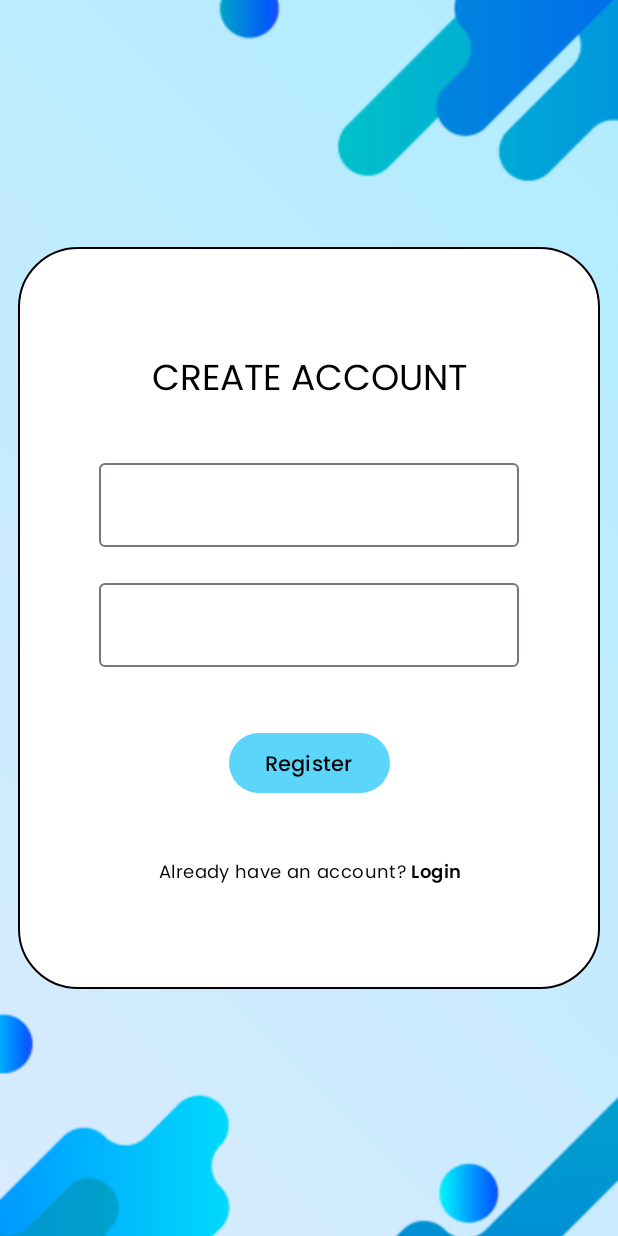
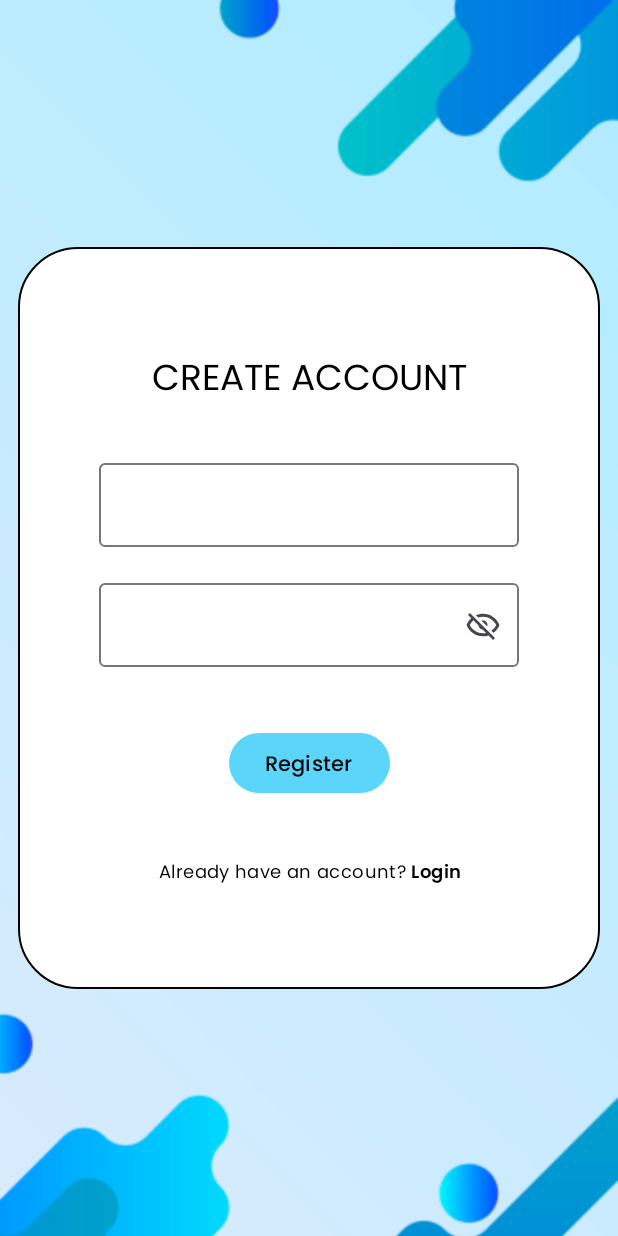
Before and after one commit to haikalirf/Monify, an Android app built with Jetpack Compose: the RegisterScreen screen opened through its navigation route, on a phone screen of 412 x 824 dp. Run offline under Robolectric (Android 15) with nearby library versions, the phone set to English and light mode, and no system bars; our stand-ins replace Dagger/Hilt's generated code, Firebase (no records; nobody signed in at launch, a user with empty details on screens opened directly).

Commit message:
ui done again again again again

```diff
--- a/app/src/main/java/com/bleh/monify/core/db_models/Budget.kt
+++ b/app/src/main/java/com/bleh/monify/core/db_models/Budget.kt
@@ -2,9 +2,13 @@ package com.bleh.monify.core.db_models
 
 import androidx.room.Entity
 import androidx.room.PrimaryKey
+import com.bleh.monify.feature_more.budget.BudgetType
+import java.math.BigDecimal
 
 @Entity
 data class Budget (
     @PrimaryKey(autoGenerate = false)
     val id: Int,
+    val type: BudgetType,
+    val balance: Double
 )
--- a/app/src/main/java/com/bleh/monify/core/db_models/Category.kt
+++ b/app/src/main/java/com/bleh/monify/core/db_models/Category.kt
@@ -2,9 +2,14 @@ package com.bleh.monify.core.db_models
 
 import androidx.room.Entity
 import androidx.room.PrimaryKey
+import com.bleh.monify.feature_more.category.CategoryType
 
 @Entity
 data class Category (
     @PrimaryKey(autoGenerate = false)
     val id: Int,
+    val type: CategoryType,
+    val name: String,
+    val icon: Int,
+    val isDeleted: Boolean,
 )
--- a/app/src/main/java/com/bleh/monify/feature_auth/AuthViewModel.kt
+++ b/app/src/main/java/com/bleh/monify/feature_auth/AuthViewModel.kt
@@ -21,6 +21,10 @@ class AuthViewModel @Inject constructor(
 ): ViewModel() {
     private val _state = MutableStateFlow(AuthState())
     val state = _state.asStateFlow()
+
+    init {
+        checkLogin()
+    }
 
     fun updateEmailState (email: String) {
         _state.update {
@@ -68,7 +72,7 @@ class AuthViewModel @Inject constructor(
         }
     }
 
-    fun checkLogin () {
+    private fun checkLogin () {
         val userData = authUiClient.getLoggedInUser()
         _state.update {
             it.copy(
--- a/app/src/main/java/com/bleh/monify/feature_auth/login/LoginScreen.kt
+++ b/app/src/main/java/com/bleh/monify/feature_auth/login/LoginScreen.kt
@@ -1,8 +1,10 @@
 package com.bleh.monify.feature_auth.login
 
+import android.util.Log
 import android.widget.Toast
 import androidx.compose.foundation.BorderStroke
 import androidx.compose.foundation.background
+import androidx.compose.foundation.clickable
 import androidx.compose.foundation.layout.Arrangement
 import androidx.compose.foundation.layout.Box
 import androidx.compose.foundation.layout.Column
@@ -16,6 +18,8 @@ import androidx.compose.foundation.shape.RoundedCornerShape
 import androidx.compose.foundation.text.ClickableText
 import androidx.compose.material3.Card
 import androidx.compose.material3.ExperimentalMaterial3Api
+import androidx.compose.material3.Icon
+import androidx.compose.material3.IconButton
 import androidx.compose.material3.MaterialTheme
 import androidx.compose.material3.OutlinedTextField
 import androidx.compose.material3.Scaffold
@@ -24,7 +28,10 @@ import androidx.compose.runtime.Composable
 import androidx.compose.runtime.LaunchedEffect
 import androidx.compose.runtime.collectAsState
 import androidx.compose.runtime.getValue
+import androidx.compose.runtime.mutableStateOf
 import androidx.compose.runtime.rememberCoroutineScope
+import androidx.compose.runtime.saveable.rememberSaveable
+import androidx.compose.runtime.setValue
 import androidx.compose.ui.Alignment
 import androidx.compose.ui.Modifier
 import androidx.compose.ui.draw.paint
@@ -37,6 +44,8 @@ import androidx.compose.ui.text.AnnotatedString
 import androidx.compose.ui.text.SpanStyle
 import androidx.compose.ui.text.buildAnnotatedString
 import androidx.compose.ui.text.font.FontWeight
+import androidx.compose.ui.text.input.PasswordVisualTransformation
+import androidx.compose.ui.text.input.VisualTransformation
 import androidx.compose.ui.text.style.TextAlign
 import androidx.compose.ui.unit.dp
 import androidx.navigation.NavController
@@ -66,14 +75,13 @@ fun LoginScreen(
         append(stringResource(R.string.login_sign_up))
         pop()
     }
-    LaunchedEffect(key1 = Unit) {
-        viewModel.checkLogin()
-//        if (state.isUserLoggedIn) {
-            navController.navigate("book_main") {
+    LaunchedEffect(Unit) {
+        if (state.isUserLoggedIn) {
+            navController.navigate("book") {
                 popUpTo("auth") {
                     inclusive = true
                 }
-//            }
+            }
         }
     }
     Scaffold(
@@ -165,13 +173,31 @@ fun LoginCard(
             OutlinedTextField(
                 value = emailState,
                 onValueChange = onEmailChange,
+                maxLines = 1,
                 modifier = Modifier
                     .padding(horizontal = 30.dp)
                     .padding(top = 40.dp)
             )
+            var passwordVisible by rememberSaveable { mutableStateOf(false) }
             OutlinedTextField(
                 value = passwordState,
                 onValueChange = onPasswordChange,
+                maxLines = 1,
+                visualTransformation = if (passwordVisible) VisualTransformation.None else PasswordVisualTransformation(),
+                trailingIcon = {
+                    IconButton(
+                        onClick = {
+                            passwordVisible = !passwordVisible
+                        }
+                    ) {
+                        Icon(
+                            painter = painterResource(
+                                id = if (passwordVisible) R.drawable.ic_eye else R.drawable.ic_eye_crossed
+                            ),
+                            contentDescription = "Password Visibility Toggle"
+                        )
+                    }
+                },
                 modifier = Modifier
                     .padding(horizontal = 30.dp)
                     .padding(top = 24.dp)
--- a/app/src/main/java/com/bleh/monify/feature_auth/register/RegisterScreen.kt
+++ b/app/src/main/java/com/bleh/monify/feature_auth/register/RegisterScreen.kt
@@ -16,6 +16,8 @@ import androidx.compose.foundation.shape.RoundedCornerShape
 import androidx.compose.foundation.text.ClickableText
 import androidx.compose.material3.Card
 import androidx.compose.material3.ExperimentalMaterial3Api
+import androidx.compose.material3.Icon
+import androidx.compose.material3.IconButton
 import androidx.compose.material3.MaterialTheme
 import androidx.compose.material3.OutlinedTextField
 import androidx.compose.material3.Scaffold
@@ -23,7 +25,10 @@ import androidx.compose.material3.Text
 import androidx.compose.runtime.Composable
 import androidx.compose.runtime.collectAsState
 import androidx.compose.runtime.getValue
+import androidx.compose.runtime.mutableStateOf
 import androidx.compose.runtime.rememberCoroutineScope
+import androidx.compose.runtime.saveable.rememberSaveable
+import androidx.compose.runtime.setValue
 import androidx.compose.ui.Alignment
 import androidx.compose.ui.Modifier
 import androidx.compose.ui.draw.paint
@@ -36,6 +41,8 @@ import androidx.compose.ui.text.AnnotatedString
 import androidx.compose.ui.text.SpanStyle
 import androidx.compose.ui.text.buildAnnotatedString
 import androidx.compose.ui.text.font.FontWeight
+import androidx.compose.ui.text.input.PasswordVisualTransformation
+import androidx.compose.ui.text.input.VisualTransformation
 import androidx.compose.ui.text.style.TextAlign
 import androidx.compose.ui.unit.dp
 import androidx.navigation.NavController
@@ -155,13 +162,31 @@ fun RegisterCard(
             OutlinedTextField(
                 value = emailState,
                 onValueChange = onEmailChange,
+                maxLines = 1,
                 modifier = Modifier
                     .padding(horizontal = 30.dp)
                     .padding(top = 40.dp)
             )
+            var passwordVisible by rememberSaveable { mutableStateOf(false) }
             OutlinedTextField(
                 value = passwordState,
                 onValueChange = onPasswordChange,
+                maxLines = 1,
+                visualTransformation = if (passwordVisible) VisualTransformation.None else PasswordVisualTransformation(),
+                trailingIcon = {
+                    IconButton(
+                        onClick = {
+                            passwordVisible = !passwordVisible
+                        }
+                    ) {
+                        Icon(
+                            painter = painterResource(
+                                id = if (passwordVisible) R.drawable.ic_eye else R.drawable.ic_eye_crossed
+                            ),
+                            contentDescription = "Password Visibility Toggle"
+                        )
+                    }
+                },
                 modifier = Modifier
                     .padding(horizontal = 30.dp)
                     .padding(top = 24.dp)
--- a/app/src/main/java/com/bleh/monify/feature_wallet/add/AddWalletScreen.kt
+++ b/app/src/main/java/com/bleh/monify/feature_wallet/add/AddWalletScreen.kt
@@ -41,6 +41,7 @@ import androidx.compose.ui.platform.LocalContext
 import androidx.compose.ui.res.painterResource
 import androidx.compose.ui.text.PlatformTextStyle
 import androidx.compose.ui.text.style.TextAlign
+import androidx.compose.ui.tooling.preview.Preview
 import androidx.compose.ui.unit.dp
 import androidx.navigation.NavController
 import com.bleh.monify.R
@@ -65,7 +66,6 @@ fun AddWalletScreen(
         Column(
             modifier = Modifier
         ) {
-            Column {
             AddWalletComposable(
                 modifier = Modifier
                     .padding(top = 60.dp)
@@ -76,7 +76,6 @@ fun AddWalletScreen(
                 modifier = Modifier
                     .padding(top = 10.dp)
             )
-            }
         }
     }
 }
--- a/app/src/main/java/com/bleh/monify/feature_wallet/wallet/WalletScreen.kt
+++ b/app/src/main/java/com/bleh/monify/feature_wallet/wallet/WalletScreen.kt
@@ -64,7 +64,6 @@ fun WalletScreen(
         Column(
             modifier = Modifier
         ) {
-            Column {
             WalletTotalComposable(
                 viewModel = viewModel,
                 modifier = Modifier
@@ -77,7 +76,6 @@ fun WalletScreen(
                     .padding(top = 20.dp)
                     .weight(1f)
             )
-            }
         }
     }
 }
--- /dev/null
+++ b/app/src/main/res/drawable/ic_eye.xml
@@ -0,0 +1,9 @@
+<vector xmlns:android="http://schemas.android.com/apk/res/android"
+    android:width="24dp"
+    android:height="24dp"
+    android:viewportWidth="24"
+    android:viewportHeight="24">
+  <path
+      android:pathData="M12,9C12.796,9 13.559,9.316 14.121,9.879C14.684,10.441 15,11.204 15,12C15,12.796 14.684,13.559 14.121,14.121C13.559,14.684 12.796,15 12,15C11.204,15 10.441,14.684 9.879,14.121C9.316,13.559 9,12.796 9,12C9,11.204 9.316,10.441 9.879,9.879C10.441,9.316 11.204,9 12,9ZM12,4.5C17,4.5 21.27,7.61 23,12C21.27,16.39 17,19.5 12,19.5C7,19.5 2.73,16.39 1,12C2.73,7.61 7,4.5 12,4.5ZM3.18,12C3.988,13.65 5.243,15.041 6.802,16.013C8.362,16.986 10.162,17.501 12,17.501C13.838,17.501 15.638,16.986 17.198,16.013C18.757,15.041 20.012,13.65 20.82,12C20.012,10.35 18.757,8.959 17.198,7.987C15.638,7.014 13.838,6.499 12,6.499C10.162,6.499 8.362,7.014 6.802,7.987C5.243,8.959 3.988,10.35 3.18,12Z"
+      android:fillColor="#000000"/>
+</vector>
--- /dev/null
+++ b/app/src/main/res/drawable/ic_eye_crossed.xml
@@ -0,0 +1,9 @@
+<vector xmlns:android="http://schemas.android.com/apk/res/android"
+    android:width="24dp"
+    android:height="24dp"
+    android:viewportWidth="24"
+    android:viewportHeight="24">
+  <path
+      android:pathData="M2,5.27L3.28,4L20,20.72L18.73,22L15.65,18.92C14.5,19.3 13.28,19.5 12,19.5C7,19.5 2.73,16.39 1,12C1.69,10.24 2.79,8.69 4.19,7.46L2,5.27ZM12,9C12.796,9 13.559,9.316 14.121,9.879C14.684,10.441 15,11.204 15,12C15,12.341 14.943,12.679 14.83,13L11,9.17C11.321,9.057 11.659,8.999 12,9ZM12,4.5C17,4.5 21.27,7.61 23,12C22.184,14.073 20.797,15.873 19,17.19L17.58,15.76C18.963,14.803 20.078,13.509 20.82,12C20.012,10.35 18.756,8.96 17.197,7.988C15.638,7.015 13.837,6.5 12,6.5C10.91,6.5 9.84,6.68 8.84,7L7.3,5.47C8.74,4.85 10.33,4.5 12,4.5ZM3.18,12C3.988,13.65 5.244,15.04 6.803,16.013C8.362,16.985 10.163,17.5 12,17.5C12.69,17.5 13.37,17.43 14,17.29L11.72,15C11.024,14.925 10.375,14.615 9.88,14.12C9.385,13.625 9.075,12.976 9,12.28L5.6,8.87C4.61,9.72 3.78,10.78 3.18,12Z"
+      android:fillColor="#000000"/>
+</vector>
```
Also changed, not shown: app/src/main/java/com/bleh/monify/MainActivity.kt (+7 -0 lines), app/src/main/java/com/bleh/monify/core/db_models/Transaction.kt (+45 -2 lines), app/src/main/java/com/bleh/monify/core/db_models/Wallet.kt (+6 -1 lines), app/src/main/java/com/bleh/monify/feature_more/more/MoreScreen.kt (+15 -1 lines), app/src/main/java/com/bleh/monify/feature_more/more/MoreViewModel.kt (+6 -1 lines). Lines whose indentation alone changed are shown as unchanged.
